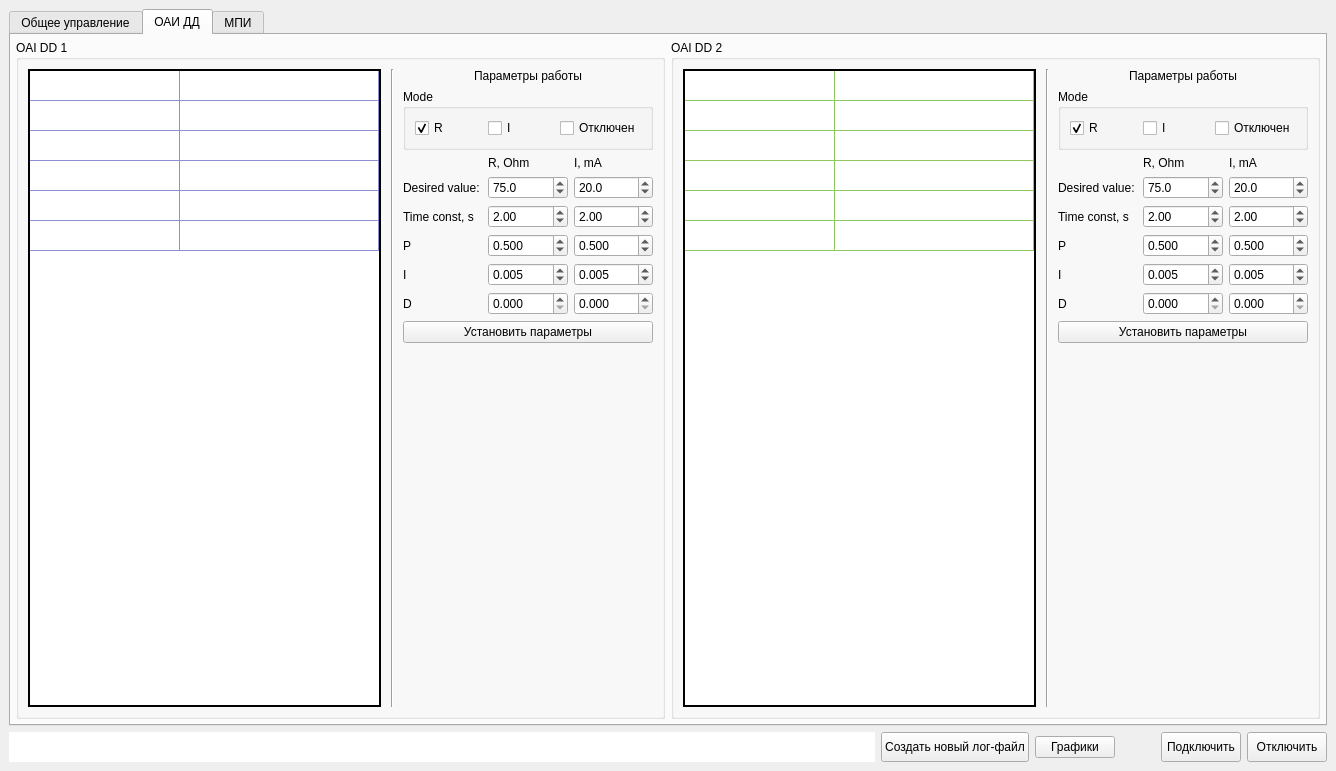
First picture: the form in main_win.ui, repository a-styuf/bdd_mk_client, before the edit.
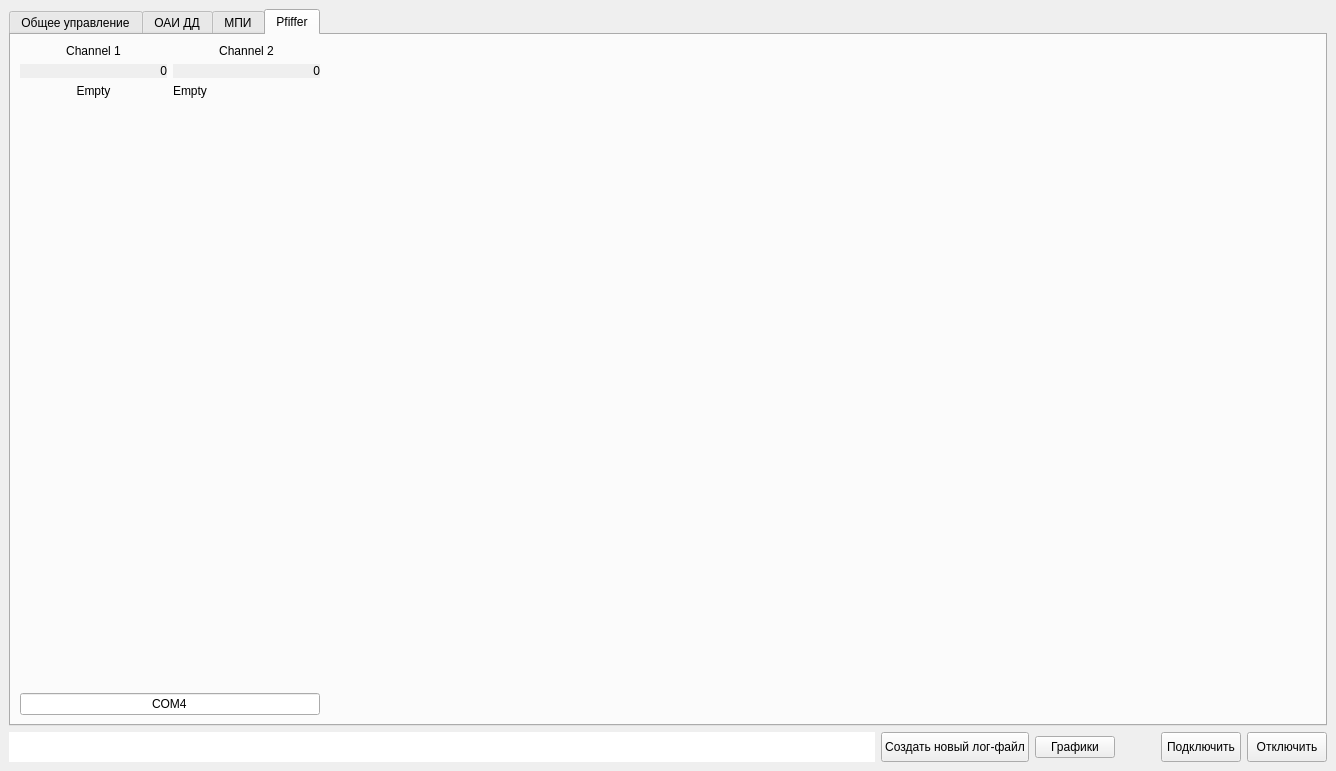
Second picture: the form after the edit.

```diff
--- a/main_win.ui
+++ b/main_win.ui
@@ -135,7 +135,7 @@
        </size>
       </property>
       <property name="currentIndex">
-       <number>1</number>
+       <number>3</number>
       </property>
       <widget class="QWidget" name="GeneralTab">
        <attribute name="title">
@@ -1686,6 +1686,134 @@
         </item>
        </layout>
       </widget>
+      <widget class="QWidget" name="tabPfiffer">
+       <attribute name="title">
+        <string>Pfiffer</string>
+       </attribute>
+       <layout class="QHBoxLayout" name="horizontalLayout">
+        <item>
+         <layout class="QGridLayout" name="gridLayout_10">
+          <item row="5" column="0" colspan="2">
+           <widget class="QLineEdit" name="pfifferCOMPortLEdit">
+            <property name="minimumSize">
+             <size>
+              <width>300</width>
+              <height>0</height>
+             </size>
+            </property>
+            <property name="text">
+             <string>COM4</string>
+            </property>
+            <property name="alignment">
+             <set>Qt::AlignCenter</set>
+            </property>
+           </widget>
+          </item>
+          <item row="1" column="0">
+           <widget class="QLabel" name="pfifferPressure1Label">
+            <property name="autoFillBackground">
+             <bool>true</bool>
+            </property>
+            <property name="text">
+             <string>0</string>
+            </property>
+            <property name="textFormat">
+             <enum>Qt::AutoText</enum>
+            </property>
+            <property name="alignment">
+             <set>Qt::AlignRight|Qt::AlignTrailing|Qt::AlignVCenter</set>
+            </property>
+            <property name="margin">
+             <number>0</number>
+            </property>
+           </widget>
+          </item>
+          <item row="1" column="1">
+           <widget class="QLabel" name="pfifferPressure2Label">
+            <property name="autoFillBackground">
+             <bool>true</bool>
+            </property>
+            <property name="text">
+             <string>0</string>
+            </property>
+            <property name="textFormat">
+             <enum>Qt::AutoText</enum>
+            </property>
+            <property name="alignment">
+             <set>Qt::AlignRight|Qt::AlignTrailing|Qt::AlignVCenter</set>
+            </property>
+            <property name="margin">
+             <number>0</number>
+            </property>
+           </widget>
+          </item>
+          <item row="3" column="0" colspan="2">
+           <spacer name="verticalSpacer_3">
+            <property name="orientation">
+             <enum>Qt::Vertical</enum>
+            </property>
+            <property name="sizeHint" stdset="0">
+             <size>
+              <width>20</width>
+              <height>40</height>
+             </size>
+            </property>
+           </spacer>
+          </item>
+          <item row="0" column="0">
+           <widget class="QLabel" name="label_17">
+            <property name="text">
+             <string>Channel 1</string>
+            </property>
+            <property name="alignment">
+             <set>Qt::AlignCenter</set>
+            </property>
+           </widget>
+          </item>
+          <item row="0" column="1">
+           <widget class="QLabel" name="label_18">
+            <property name="text">
+             <string>Channel 2</string>
+            </property>
+            <property name="alignment">
+             <set>Qt::AlignCenter</set>
+            </property>
+           </widget>
+          </item>
+          <item row="2" column="0">
+           <widget class="QLabel" name="pfifferStatusLabel">
+            <property name="text">
+             <string>Empty</string>
+            </property>
+            <property name="alignment">
+             <set>Qt::AlignCenter</set>
+            </property>
+           </widget>
+          </item>
+          <item row="2" column="1">
+           <widget class="QLabel" name="label_19">
+            <property name="text">
+             <string>Empty</string>
+            </property>
+           </widget>
+          </item>
+         </layout>
+        </item>
+        <item>
+         <spacer name="horizontalSpacer_2">
+          <property name="orientation">
+           <enum>Qt::Horizontal</enum>
+          </property>
+          <property name="sizeHint" stdset="0">
+           <size>
+            <width>40</width>
+            <height>20</height>
+           </size>
+          </property>
+         </spacer>
+        </item>
+       </layout>
+      </widget>
      </widget>
     </item>
    </layout>
```
Left out of the diff: 212 changed lines with no effect on the pictures.
